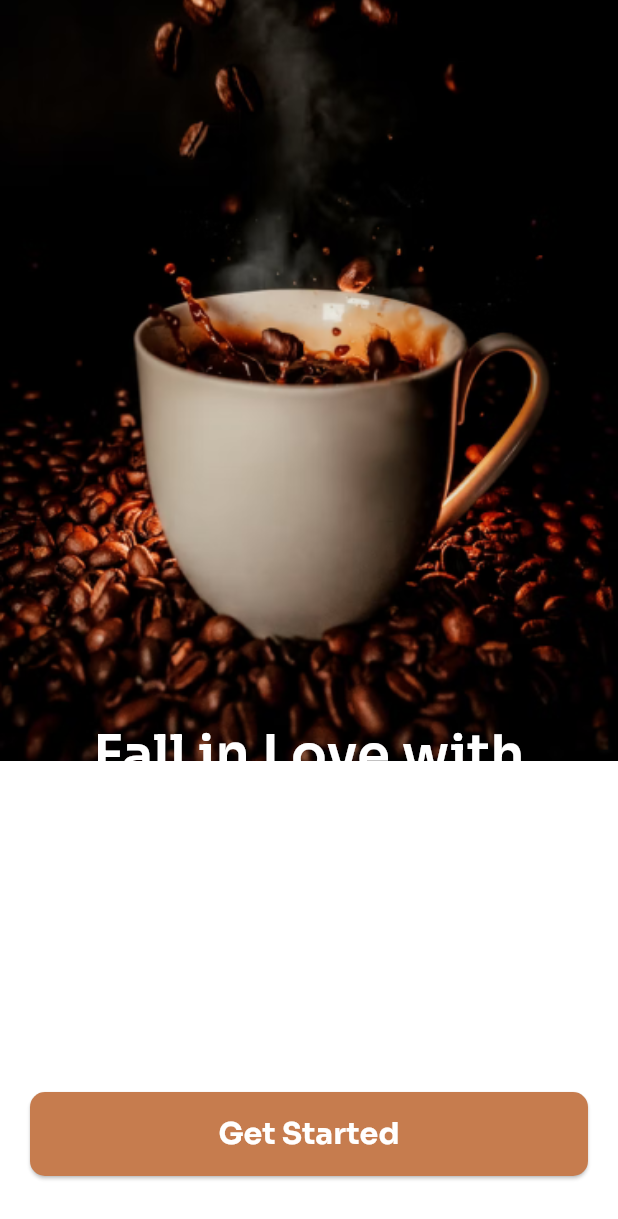
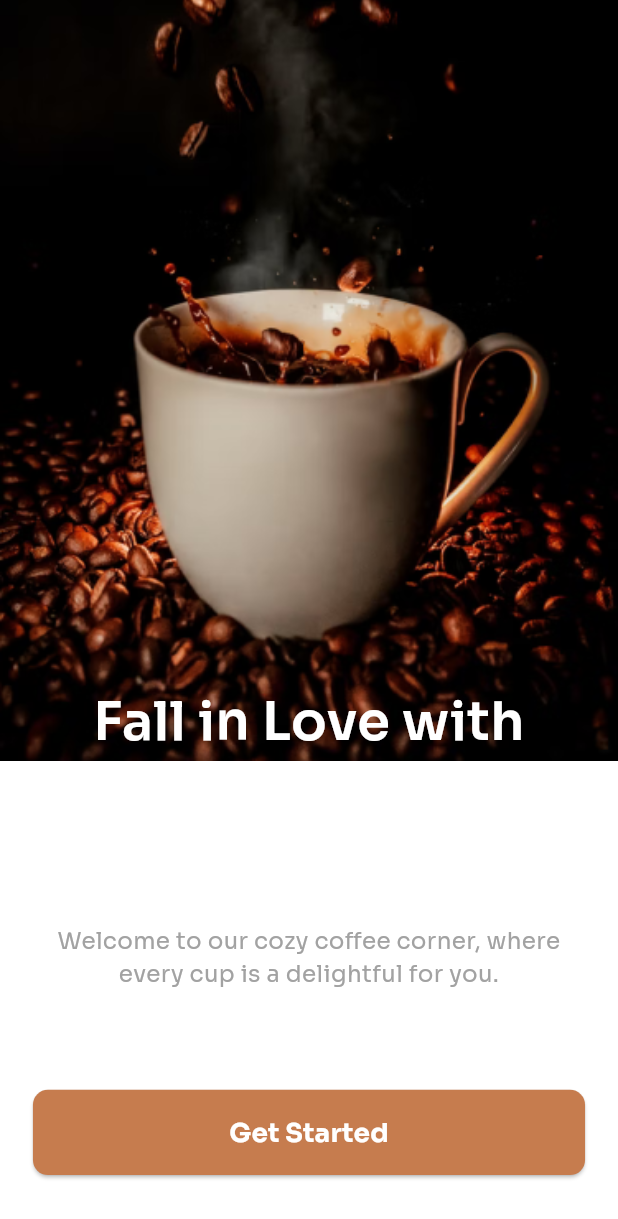
Before and after one commit to ahmdZhran/high_fidelity, a Flutter app: the screen it shows after launch, on a phone screen of 412 x 824 dp. Shown: the top 1219 px of the screen. Run offline on Flutter 3.47's test engine with Material 3 defaults, Android fonts, the phone set to English and light mode, and no system bars; our stand-ins replace flutter_screenutil.

Commit message:
onboarding done

```diff
--- a/lib/core/theme/app_theme.dart
+++ b/lib/core/theme/app_theme.dart
@@ -1,5 +1,6 @@
 import 'package:flutter/material.dart';
 import 'package:high_fidelity/core/utils/app_colors.dart';
+import 'package:high_fidelity/core/utils/app_strings.dart';
 
 class AppTheme {
   static final lightTheme = ThemeData(
@@ -14,14 +15,17 @@ class AppTheme {
         color: Colors.black,
         fontWeight: FontWeight.bold,
         fontSize: 20,
-        fontFamily: 'Sora',
+        fontFamily: AppStrings.appFontName,
       ),
     ),
     iconTheme: const IconThemeData(color: Colors.black),
     textTheme: const TextTheme(
-      bodyMedium: TextStyle(color: Colors.black, fontFamily: 'Sora'),
+      bodyMedium: TextStyle(
+        color: Colors.black,
+        fontFamily: AppStrings.appFontName,
+      ),
     ),
-    fontFamily: 'Pacifico',
+    fontFamily: AppStrings.appFontName,
     bottomSheetTheme: const BottomSheetThemeData(
       backgroundColor: AppColors.whiteColor,
     ),
--- a/lib/core/utils/app_colors.dart
+++ b/lib/core/utils/app_colors.dart
@@ -4,4 +4,5 @@ abstract class AppColors {
   static const Color primaryColor = Color(0xffC67C4E);
   static const Color whiteColor = (Color(0xffFFFFFF));
   static const Color backgroundColor = Color(0xff543A20);
+  static const Color greyColor = Color(0xffA2A2A2);
 }
--- a/lib/core/utils/app_strings.dart
+++ b/lib/core/utils/app_strings.dart
@@ -1,6 +1,6 @@
 class AppStrings {
   static const String appName = 'High Fidelity';
-
+  static const String appFontName = "Sora";
   // onboarding strings
   static const String onBoardingString =
       "Fall in Love with\n Coffee in Blissful\n Delight!";
--- a/lib/core/utils/app_text_style.dart
+++ b/lib/core/utils/app_text_style.dart
@@ -3,10 +3,21 @@ import 'dart:ui';
 import 'package:flutter_screenutil/flutter_screenutil.dart';
 import 'package:high_fidelity/core/utils/app_colors.dart';
 
-abstract class CustomTextStyles {
-  static var popinsBold35 = TextStyle(
+ class AppTextStyle {
+  static final sora32 = TextStyle(
     color: AppColors.whiteColor,
     fontSize: 32.sp,
     fontWeight: FontWeight.w600,
   );
+
+  static final sora16 = TextStyle(
+    color: AppColors.whiteColor,
+    fontSize: 16.sp,
+    fontWeight: FontWeight.w600,
+  );
+  static final sora14 = TextStyle(
+    color: AppColors.whiteColor,
+    fontSize: 14.sp,
+    fontWeight: FontWeight.w400,
+  );
 }
--- a/lib/core/widgets/custom_button_widget.dart
+++ b/lib/core/widgets/custom_button_widget.dart
@@ -12,6 +12,7 @@ class CustomButtonWidget extends StatelessWidget {
     this.height,
     this.side,
     this.fontColor,
+    this.buttonTextStyle,
   });
   final Color? color;
   final VoidCallback onPressed;
@@ -21,6 +22,7 @@ class CustomButtonWidget extends StatelessWidget {
   final double? height;
   final BorderSide? side;
   final Color? fontColor;
+  final TextStyle? buttonTextStyle;
   @override
   Widget build(BuildContext context) {
     return SizedBox(
@@ -35,15 +37,7 @@ class CustomButtonWidget extends StatelessWidget {
           ),
         ),
         onPressed: onPressed,
-        child: Text(
-          text,
-          style: TextStyle(
-            color: fontColor,
-            fontSize: 20,
-            fontFamily: "Sora",
-            fontWeight: FontWeight.bold,
-          ),
-        ),
+        child: Text(text, style: buttonTextStyle),
       ),
     );
   }
--- a/lib/features/onboarding/presentation/screen/onboarding_screen.dart
+++ b/lib/features/onboarding/presentation/screen/onboarding_screen.dart
@@ -19,14 +19,15 @@ class OnboardingScreen extends StatelessWidget {
             top: 0,
             left: 0,
             right: 0,
-            height: 500.h, // Set specific height
+            height: 500.h,
             child: Image.asset(AppAssets.onboarding, fit: BoxFit.cover),
           ),
           Padding(
-            padding: const EdgeInsets.symmetric(horizontal: 20),
+            padding: EdgeInsets.symmetric(horizontal: 20.w),
+            child: SafeArea(
               child: Column(
                 children: [
-                const Spacer(),
+                  SizedBox(height: 450.h),
                   Text(
                     AppStrings.onBoardingString,
                     style: TextStyle(
@@ -36,18 +37,32 @@ class OnboardingScreen extends StatelessWidget {
                     ),
                     textAlign: TextAlign.center,
                   ),
-                SizedBox(height: 100),
-                Padding(
-                  padding: const EdgeInsets.only(bottom: 40),
-                  child: CustomButtonWidget(
-                    height: 56,
+                  SizedBox(height: 10.h),
+                  Text(
+                    AppStrings.subTitleOnboardingString,
+                    style: TextStyle(
+                      color: AppColors.greyColor,
+                      fontWeight: FontWeight.w400,
+                      fontSize: 14.sp,
+                    ),
+                    textAlign: TextAlign.center,
+                  ),
+                  const Spacer(),
+                  CustomButtonWidget(
+                    height: 56.h,
                     width: double.infinity,
                     fontColor: AppColors.whiteColor,
                     onPressed: () {},
                     text: AppStrings.getStarted,
+                    buttonTextStyle: TextStyle(
+                      color: AppColors.whiteColor,
+                      fontSize: 16.sp,
+                      fontWeight: FontWeight.bold,
                     ),
                   ),
+                  SizedBox(height: 40.h),
                 ],
+              ),
             ),
           ),
         ],
```
Lines whose indentation alone changed are shown as unchanged.
